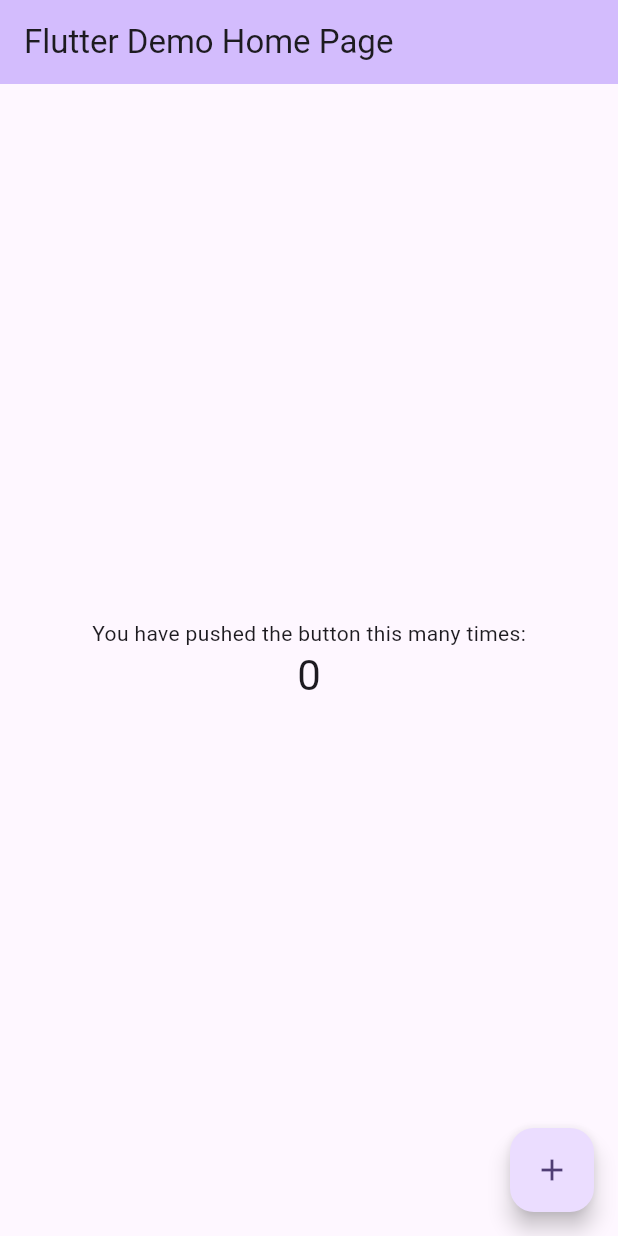
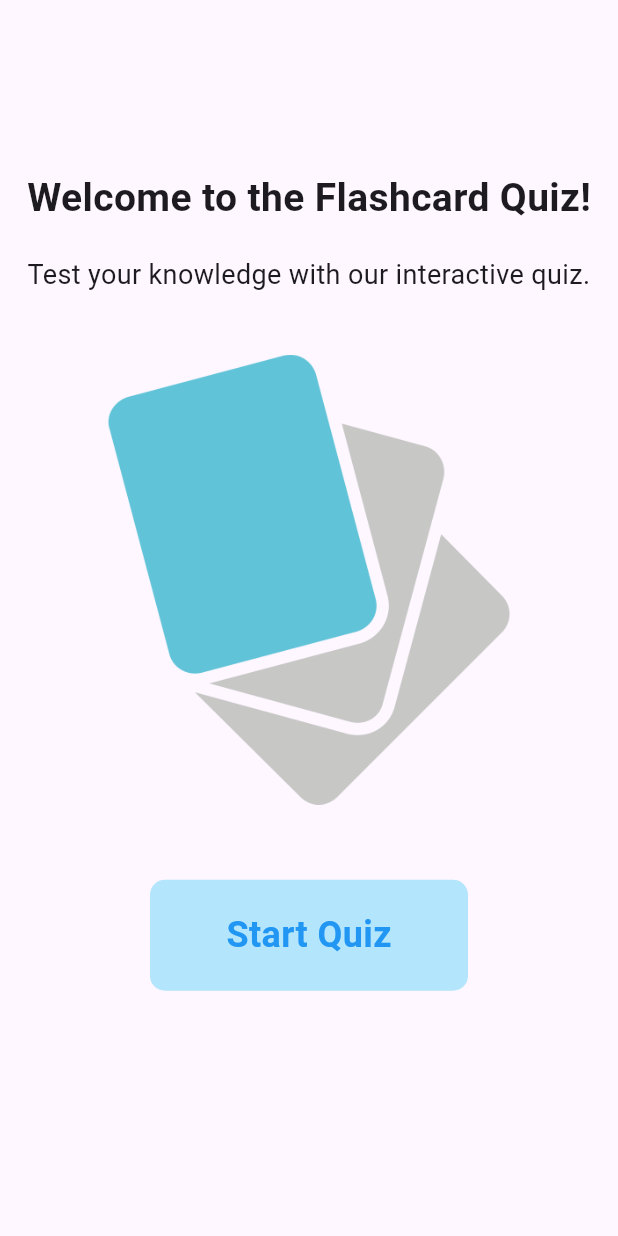
Before and after one commit to SAKIB0004/flashcard_quiz_app, a Flutter app: the screen it shows after launch, on a phone screen of 412 x 824 dp. Run offline on Flutter 3.47's test engine with Material 3 defaults, Android fonts, the light colour scheme and no system bars.

Commit message:
quiz app

```diff
--- /dev/null
+++ b/lib/flashcards.dart
@@ -0,0 +1,6 @@
+class Flashcard {
+  String question;
+  String answer;
+
+  Flashcard({required this.question, required this.answer});
+}
--- /dev/null
+++ b/lib/intro_Screen.dart
@@ -0,0 +1,64 @@
+import 'package:flutter/material.dart';
+
+class HomeScreen extends StatelessWidget {
+  const HomeScreen({super.key});
+
+  @override
+  Widget build(BuildContext context) {
+    return Scaffold(
+      body: Center(
+        child: Column(
+          mainAxisAlignment: MainAxisAlignment.center,
+          children: [
+            const Text(
+              'Welcome to the Flashcard Quiz!',
+              style: TextStyle(fontSize: 26, fontWeight: FontWeight.bold),
+            ),
+            const SizedBox(height: 20),
+            const Text(
+              'Test your knowledge with our interactive quiz.',
+              style: TextStyle(fontSize: 18),
+              textAlign: TextAlign.center,
+            ),
+            const SizedBox(height: 40),
+            Image.asset(
+                "images/intro_Screen.png",
+                width: 300,
+                height: 300,
+                fit: BoxFit.cover,
+
+            ),
+
+            GestureDetector(
+              onTap: () {
+                Navigator.pushNamed(context, '/quiz');
+              },
+              child: AnimatedContainer(
+                duration: Duration(milliseconds: 700),
+                margin: const EdgeInsets.symmetric(vertical: 50, horizontal: 100),
+                padding: const EdgeInsets.all(20),
+                decoration: BoxDecoration(
+                  color: Colors.lightBlue.shade100,
+                  borderRadius: BorderRadius.circular(10),
+                ),
+                child: const Center(
+                  child: Text(
+                    'Start Quiz',
+                    style: TextStyle(
+                      fontSize: 24,
+                      color: Colors.blue,
+                      fontWeight: FontWeight.bold,
+                    ),
+                  ),
+                ),
+
+
+
+              )
+            ),
+          ],
+        ),
+      ),
+    );
+  }
+}
--- a/lib/main.dart
+++ b/lib/main.dart
@@ -1,122 +1,25 @@
 import 'package:flutter/material.dart';
 
-void main() {
-  runApp(const MyApp());
+import 'intro_Screen.dart';
+import 'quiz_screen.dart';
+
+void main(){
+  runApp(FlashcardQuizApp());
 }
 
-class MyApp extends StatelessWidget {
-  const MyApp({super.key});
+class FlashcardQuizApp extends StatelessWidget {
+  const FlashcardQuizApp({super.key});
 
-  // This widget is the root of your application.
   @override
   Widget build(BuildContext context) {
     return MaterialApp(
-      title: 'Flutter Demo',
-      theme: ThemeData(
-        // This is the theme of your application.
-        //
-        // TRY THIS: Try running your application with "flutter run". You'll see
-        // the application has a purple toolbar. Then, without quitting the app,
-        // try changing the seedColor in the colorScheme below to Colors.green
-        // and then invoke "hot reload" (save your changes or press the "hot
-        // reload" button in a Flutter-supported IDE, or press "r" if you used
-        // the command line to start the app).
-        //
-        // Notice that the counter didn't reset back to zero; the application
-        // state is not lost during the reload. To reset the state, use hot
-        // restart instead.
-        //
-        // This works for code too, not just values: Most code changes can be
-        // tested with just a hot reload.
-        colorScheme: ColorScheme.fromSeed(seedColor: Colors.deepPurple),
-      ),
-      home: const MyHomePage(title: 'Flutter Demo Home Page'),
+      title: 'Flashcard Quiz',
+      debugShowCheckedModeBanner: false,
+      theme: ThemeData(primarySwatch: Colors.indigo),
+      routes: {
+        '/': (context) => const HomeScreen(),
+        '/quiz': (context) => const QuizScreen(),
+      },
     );
   }
 }
-
-class MyHomePage extends StatefulWidget {
-  const MyHomePage({super.key, required this.title});
-
-  // This widget is the home page of your application. It is stateful, meaning
-  // that it has a State object (defined below) that contains fields that affect
-  // how it looks.
-
-  // This class is the configuration for the state. It holds the values (in this
-  // case the title) provided by the parent (in this case the App widget) and
-  // used by the build method of the State. Fields in a Widget subclass are
-  // always marked "final".
-
-  final String title;
-
-  @override
-  State<MyHomePage> createState() => _MyHomePageState();
-}
-
-class _MyHomePageState extends State<MyHomePage> {
-  int _counter = 0;
-
-  void _incrementCounter() {
-    setState(() {
-      // This call to setState tells the Flutter framework that something has
-      // changed in this State, which causes it to rerun the build method below
-      // so that the display can reflect the updated values. If we changed
-      // _counter without calling setState(), then the build method would not be
-      // called again, and so nothing would appear to happen.
-      _counter++;
-    });
-  }
-
-  @override
-  Widget build(BuildContext context) {
-    // This method is rerun every time setState is called, for instance as done
-    // by the _incrementCounter method above.
-    //
-    // The Flutter framework has been optimized to make rerunning build methods
-    // fast, so that you can just rebuild anything that needs updating rather
-    // than having to individually change instances of widgets.
-    return Scaffold(
-      appBar: AppBar(
-        // TRY THIS: Try changing the color here to a specific color (to
-        // Colors.amber, perhaps?) and trigger a hot reload to see the AppBar
-        // change color while the other colors stay the same.
-        backgroundColor: Theme.of(context).colorScheme.inversePrimary,
-        // Here we take the value from the MyHomePage object that was created by
-        // the App.build method, and use it to set our appbar title.
-        title: Text(widget.title),
-      ),
-      body: Center(
-        // Center is a layout widget. It takes a single child and positions it
-        // in the middle of the parent.
-        child: Column(
-          // Column is also a layout widget. It takes a list of children and
-          // arranges them vertically. By default, it sizes itself to fit its
-          // children horizontally, and tries to be as tall as its parent.
-          //
-          // Column has various properties to control how it sizes itself and
-          // how it positions its children. Here we use mainAxisAlignment to
-          // center the children vertically; the main axis here is the vertical
-          // axis because Columns are vertical (the cross axis would be
-          // horizontal).
-          //
-          // TRY THIS: Invoke "debug painting" (choose the "Toggle Debug Paint"
-          // action in the IDE, or press "p" in the console), to see the
-          // wireframe for each widget.
-          mainAxisAlignment: MainAxisAlignment.center,
-          children: <Widget>[
-            const Text('You have pushed the button this many times:'),
-            Text(
-              '$_counter',
-              style: Theme.of(context).textTheme.headlineMedium,
-            ),
-          ],
-        ),
-      ),
-      floatingActionButton: FloatingActionButton(
-        onPressed: _incrementCounter,
-        tooltip: 'Increment',
-        child: const Icon(Icons.add),
-      ), // This trailing comma makes auto-formatting nicer for build methods.
-    );
-  }
-}
--- a/pubspec.yaml
+++ b/pubspec.yaml
@@ -58,8 +58,8 @@ flutter:
   uses-material-design: true
 
   # To add assets to your application, add an assets section, like this:
-  # assets:
-  #   - images/a_dot_burr.jpeg
+  assets:
+    - images/
   #   - images/a_dot_ham.jpeg
 
   # An image asset can refer to one or more resolution-specific "variants", see
```
Also changed, not shown: lib/flashcards_widget.dart (added, +88 -0 lines), lib/quiz_screen.dart (added, +118 -0 lines), images/3.jpg (added), images/intro_Screen.png (added), images/sakib.png (added).
